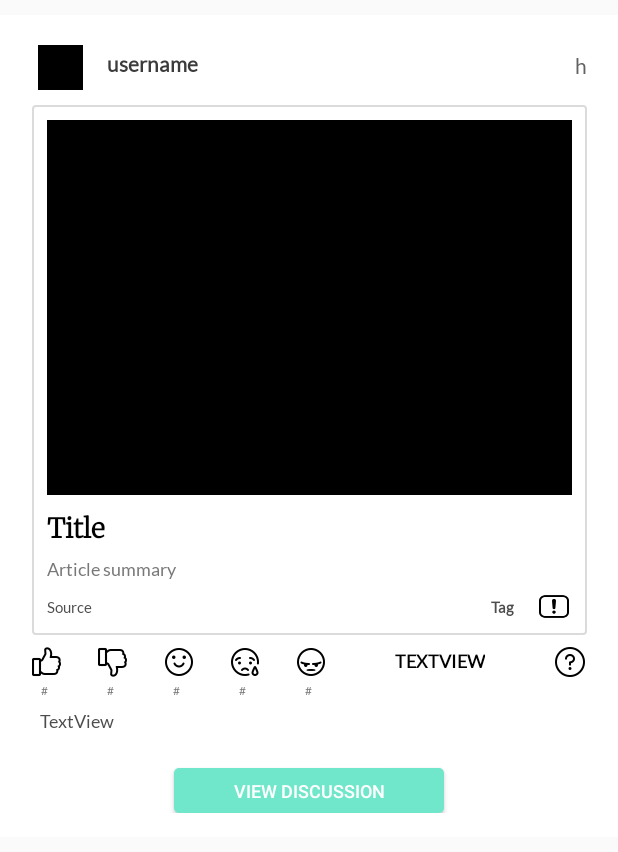
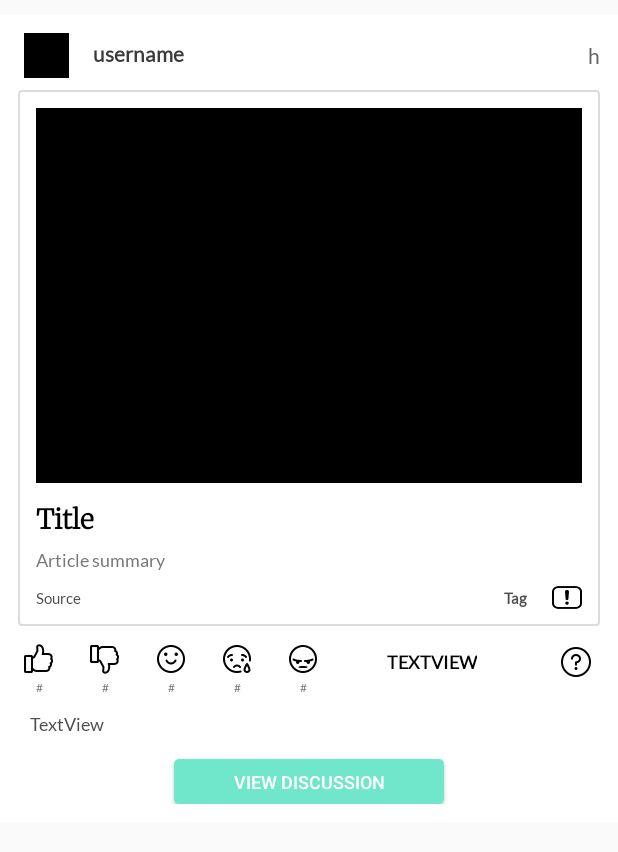
Before and after one commit to emilyreynolds89/discours, an Android app: the layout article_item.xml on its own in the app's theme, with its tools: preview values and no code run, on a phone screen of 412 x 824 dp. Shown: the top 852 px of the screen. Run offline under Robolectric (Android 15) with nearby library versions, the phone set to English and light mode, and no system bars.

Commit message:
Fix margins

```diff
--- a/app/src/main/java/com/codepath/fbu_newsfeed/ArticleDetailActivity.java
+++ b/app/src/main/java/com/codepath/fbu_newsfeed/ArticleDetailActivity.java
@@ -30,7 +30,7 @@ public class ArticleDetailActivity extends AppCompatActivity implements View.OnC
 
     @BindView(R.id.toolbar) Toolbar toolbar;
     @BindView(R.id.viewArticle) View viewArticle;
-    @BindView(R.id.ivArtcleImageDetail) ImageView ivArticleImageDetail;
+    @BindView(R.id.ivArticleImageDetail) ImageView ivArticleImageDetail;
     @BindView(R.id.tvArticleTitleDetail) TextView tvArticleTitleDetail;
     @BindView(R.id.tvArticleSummaryDetail) TextView tvArticleSummaryDetail;
     @BindView(R.id.tvSourceDetail) TextView tvArticleSourceDetail;
--- a/app/src/main/res/layout/article_item.xml
+++ b/app/src/main/res/layout/article_item.xml
@@ -1,20 +1,21 @@
 <?xml version="1.0" encoding="utf-8"?>
 <androidx.constraintlayout.widget.ConstraintLayout xmlns:android="http://schemas.android.com/apk/res/android"
     xmlns:app="http://schemas.android.com/apk/res-auto"
+    xmlns:tools="http://schemas.android.com/tools"
     android:layout_width="match_parent"
     android:layout_height="wrap_content"
     android:layout_marginTop="10dp"
     android:layout_marginBottom="8dp"
     android:background="@android:color/white"
     android:orientation="vertical"
-    android:paddingBottom="16dp">
+    android:paddingBottom="12dp">
 
     <ImageView
         android:id="@+id/ivProfileImageNotif"
         android:layout_width="30dp"
         android:layout_height="30dp"
         android:layout_marginLeft="4dp"
-        android:layout_marginTop="20dp"
+        android:layout_marginTop="12dp"
         android:adjustViewBounds="false"
         app:layout_constraintStart_toStartOf="@+id/viewArticle"
         app:layout_constraintTop_toTopOf="parent"
@@ -25,47 +26,46 @@
         android:layout_width="wrap_content"
         android:layout_height="20dp"
         android:layout_marginStart="16dp"
-        android:layout_marginTop="24dp"
         android:fontFamily="@font/lato"
         android:text="username"
         android:textColor="#3B3B3B"
         android:textSize="14sp"
         android:textStyle="bold"
+        app:layout_constraintBottom_toBottomOf="@+id/ivProfileImageNotif"
         app:layout_constraintStart_toEndOf="@+id/ivProfileImageNotif"
-        app:layout_constraintTop_toTopOf="parent" />
+        app:layout_constraintTop_toTopOf="@+id/ivProfileImageNotif" />
 
     <TextView
         android:id="@+id/tvTimeStamp"
         android:layout_width="100dp"
         android:layout_height="20dp"
-        android:layout_marginStart="8dp"
-        android:layout_marginTop="24dp"
-        android:layout_marginRight="4dp"
         android:fontFamily="@font/lato"
         android:gravity="right|center_vertical"
         android:text="h"
         android:textColor="#626262"
-        app:layout_constraintEnd_toEndOf="@+id/viewArticle"
-        app:layout_constraintHorizontal_bias="1.0"
-        app:layout_constraintStart_toEndOf="@+id/tvUsername"
-        app:layout_constraintTop_toTopOf="parent" />
+        app:layout_constraintBottom_toBottomOf="@+id/tvUsername"
+        app:layout_constraintEnd_toEndOf="@+id/viewArticle" />
 
 
     <androidx.constraintlayout.widget.ConstraintLayout
         android:id="@+id/viewArticle"
-        android:layout_width="370dp"
+        android:layout_width="0dp"
         android:layout_height="wrap_content"
-        android:layout_marginTop="16dp"
+        android:layout_marginStart="12dp"
+        android:layout_marginTop="8dp"
+        android:layout_marginEnd="12dp"
         android:background="@drawable/border"
         app:layout_constraintEnd_toEndOf="parent"
         app:layout_constraintStart_toStartOf="parent"
-        app:layout_constraintTop_toBottomOf="@+id/tvUsername">
+        app:layout_constraintTop_toBottomOf="@+id/ivProfileImageNotif">
 
         <ImageView
             android:id="@+id/ivArticleImage"
-            android:layout_width="350dp"
+            android:layout_width="0dp"
             android:layout_height="250dp"
-            android:layout_marginTop="10dp"
+            android:layout_marginStart="12dp"
+            android:layout_marginTop="12dp"
+            android:layout_marginEnd="12dp"
             android:scaleType="centerCrop"
             app:layout_constraintEnd_toEndOf="@+id/viewArticle"
             app:layout_constraintStart_toStartOf="@+id/viewArticle"
@@ -74,9 +74,11 @@
 
         <TextView
             android:id="@+id/tvArticleTitle"
-            android:layout_width="350dp"
+            android:layout_width="0dp"
             android:layout_height="wrap_content"
-            android:layout_marginTop="10dp"
+            android:layout_marginStart="12dp"
+            android:layout_marginTop="12dp"
+            android:layout_marginEnd="12dp"
             android:fontFamily="@font/merriweather_light"
             android:text="Title"
             android:textColor="@color/colorHeadlineText"
@@ -88,9 +90,11 @@
 
         <TextView
             android:id="@+id/tvArticleSummary"
-            android:layout_width="350dp"
+            android:layout_width="0dp"
             android:layout_height="wrap_content"
+            android:layout_marginStart="12dp"
             android:layout_marginTop="8dp"
+            android:layout_marginEnd="12dp"
             android:fontFamily="@font/lato"
             android:text="Article summary"
             android:textColor="@color/colorLightText"
@@ -135,12 +139,11 @@
             android:id="@+id/ibReportArticle"
             android:layout_width="20dp"
             android:layout_height="18dp"
-            android:layout_marginEnd="12dp"
             android:layout_marginBottom="10dp"
             android:background="@android:color/transparent"
             android:scaleType="fitXY"
             app:layout_constraintBottom_toBottomOf="parent"
-            app:layout_constraintEnd_toEndOf="parent"
+            app:layout_constraintEnd_toEndOf="@+id/tvArticleSummary"
             app:srcCompat="@drawable/report" />
     </androidx.constraintlayout.widget.ConstraintLayout>
 
@@ -149,7 +152,8 @@
         android:id="@+id/ibReactionLike"
         android:layout_width="20dp"
         android:layout_height="20dp"
-        android:layout_marginTop="8dp"
+        android:layout_marginStart="4dp"
+        android:layout_marginTop="12dp"
         android:background="#00FFFFFF"
         android:scaleType="fitXY"
         app:layout_constraintStart_toStartOf="@+id/viewArticle"
@@ -166,6 +170,7 @@
         android:text="#"
         android:textColor="@color/colorLightText"
         android:textSize="8sp"
+        app:layout_constraintEnd_toEndOf="@+id/ibReactionLike"
         app:layout_constraintStart_toStartOf="@+id/ibReactionLike"
         app:layout_constraintTop_toBottomOf="@+id/ibReactionLike" />
 
@@ -174,7 +179,7 @@
         android:layout_width="20dp"
         android:layout_height="20dp"
         android:layout_marginStart="24dp"
-        android:layout_marginTop="8dp"
+        android:layout_marginTop="12dp"
         android:background="#00FFFFFF"
         android:scaleType="fitXY"
         app:layout_constraintStart_toEndOf="@+id/ibReactionLike"
@@ -191,6 +196,7 @@
         android:text="#"
         android:textColor="@color/colorLightText"
         android:textSize="8sp"
+        app:layout_constraintEnd_toEndOf="@+id/ibReactionDislike"
         app:layout_constraintStart_toStartOf="@+id/ibReactionDislike"
         app:layout_constraintTop_toBottomOf="@+id/ibReactionDislike" />
 
@@ -199,7 +205,7 @@
         android:layout_width="20dp"
         android:layout_height="20dp"
         android:layout_marginStart="24dp"
-        android:layout_marginTop="8dp"
+        android:layout_marginTop="12dp"
         android:background="#00FFFFFF"
         android:scaleType="fitXY"
         app:layout_constraintStart_toEndOf="@+id/ibReactionDislike"
@@ -216,6 +222,7 @@
         android:text="#"
         android:textColor="@color/colorLightText"
         android:textSize="8sp"
+        app:layout_constraintEnd_toEndOf="@+id/ibReactionHappy"
         app:layout_constraintStart_toStartOf="@+id/ibReactionHappy"
         app:layout_constraintTop_toBottomOf="@+id/ibReactionHappy" />
 
@@ -224,7 +231,7 @@
         android:layout_width="20dp"
         android:layout_height="20dp"
         android:layout_marginStart="24dp"
-        android:layout_marginTop="8dp"
+        android:layout_marginTop="12dp"
         android:background="#00FFFFFF"
         android:scaleType="fitXY"
         app:layout_constraintStart_toEndOf="@+id/ibReactionHappy"
@@ -241,6 +248,7 @@
         android:text="#"
         android:textColor="@color/colorLightText"
         android:textSize="8sp"
+        app:layout_constraintEnd_toEndOf="@+id/ibReactionSad"
         app:layout_constraintStart_toStartOf="@+id/ibReactionSad"
         app:layout_constraintTop_toBottomOf="@+id/ibReactionSad" />
 
@@ -249,7 +257,7 @@
         android:layout_width="20dp"
         android:layout_height="20dp"
         android:layout_marginStart="24dp"
-        android:layout_marginTop="8dp"
+        android:layout_marginTop="12dp"
         android:background="#00FFFFFF"
         android:scaleType="fitXY"
         app:layout_constraintStart_toEndOf="@+id/ibReactionSad"
@@ -266,6 +274,7 @@
         android:text="#"
         android:textColor="@color/colorLightText"
         android:textSize="8sp"
+        app:layout_constraintEnd_toEndOf="@+id/ibReactionAngry"
         app:layout_constraintStart_toStartOf="@+id/ibReactionAngry"
         app:layout_constraintTop_toBottomOf="@+id/ibReactionAngry" />
 
@@ -274,7 +283,6 @@
         android:layout_width="90dp"
         android:layout_height="wrap_content"
         android:layout_marginStart="16dp"
-        android:layout_marginTop="10dp"
         android:fontFamily="@font/lato"
         android:gravity="right|center_vertical"
         android:text="TextView"
@@ -282,44 +290,46 @@
         android:textColor="@color/colorHeadlineText"
         android:textSize="12sp"
         android:textStyle="bold"
+        app:layout_constraintBottom_toTopOf="@+id/tvAngry"
         app:layout_constraintStart_toEndOf="@+id/ibReactionAngry"
-        app:layout_constraintTop_toBottomOf="@+id/viewArticle" />
+        app:layout_constraintTop_toTopOf="@+id/ibReactionAngry" />
 
     <ImageView
         android:id="@+id/ivBias"
         android:layout_width="20dp"
         android:layout_height="20dp"
         android:layout_marginStart="12dp"
-        android:layout_marginTop="8dp"
         android:layout_marginEnd="12dp"
+        app:layout_constraintBottom_toBottomOf="@+id/tvFactRating"
         app:layout_constraintEnd_toStartOf="@+id/ibInformation"
         app:layout_constraintStart_toEndOf="@+id/tvFactRating"
-        app:layout_constraintTop_toBottomOf="@+id/viewArticle" />
+        app:layout_constraintTop_toTopOf="@+id/tvFactRating" />
 
     <ImageButton
         android:id="@+id/ibInformation"
         android:layout_width="20dp"
         android:layout_height="20dp"
-        android:layout_marginTop="8dp"
         android:background="#00FFFFFF"
         android:scaleType="fitXY"
+        app:layout_constraintBottom_toBottomOf="@+id/ivBias"
         app:layout_constraintEnd_toEndOf="@+id/viewArticle"
         app:layout_constraintHorizontal_bias="1.0"
         app:layout_constraintStart_toEndOf="@+id/ivBias"
-        app:layout_constraintTop_toBottomOf="@+id/viewArticle"
+        app:layout_constraintTop_toTopOf="@+id/ivBias"
         app:srcCompat="@drawable/question" />
 
     <TextView
         android:id="@+id/tvCaption"
-        android:layout_width="360dp"
+        android:layout_width="0dp"
         android:layout_height="wrap_content"
-        android:layout_marginTop="8dp"
+        android:layout_marginStart="8dp"
+        android:layout_marginTop="12dp"
         android:fontFamily="@font/lato"
         android:text="TextView"
         android:textAllCaps="false"
         android:textColor="@color/colorBaseText"
         android:textSize="12sp"
-        app:layout_constraintEnd_toEndOf="@+id/viewArticle"
+        app:layout_constraintEnd_toEndOf="@+id/ibInformation"
         app:layout_constraintStart_toStartOf="@+id/viewArticle"
         app:layout_constraintTop_toBottomOf="@+id/tvLike" />
 
@@ -328,7 +338,7 @@
         android:layout_width="180dp"
         android:layout_height="30dp"
         android:layout_marginStart="8dp"
-        android:layout_marginTop="24dp"
+        android:layout_marginTop="16dp"
         android:layout_marginEnd="8dp"
         android:background="@drawable/rounded_accent_button"
         android:fontFamily="sans-serif-medium"
--- a/app/src/main/res/layout/comment_item.xml
+++ b/app/src/main/res/layout/comment_item.xml
@@ -31,6 +31,7 @@
         android:onClick="onClick"
         android:text="Username"
         android:textColor="@color/colorBaseText"
+        android:textSize="12sp"
         android:textStyle="bold"
         app:layout_constraintStart_toStartOf="parent"
         app:layout_constraintTop_toTopOf="parent" />
```
Also changed, not shown: app/src/main/res/layout/activity_article_detail.xml (+35 -31 lines), app/src/main/res/layout/activity_detail.xml (+76 -57 lines), app/src/main/res/layout/trend_article_item.xml (+40 -33 lines).
